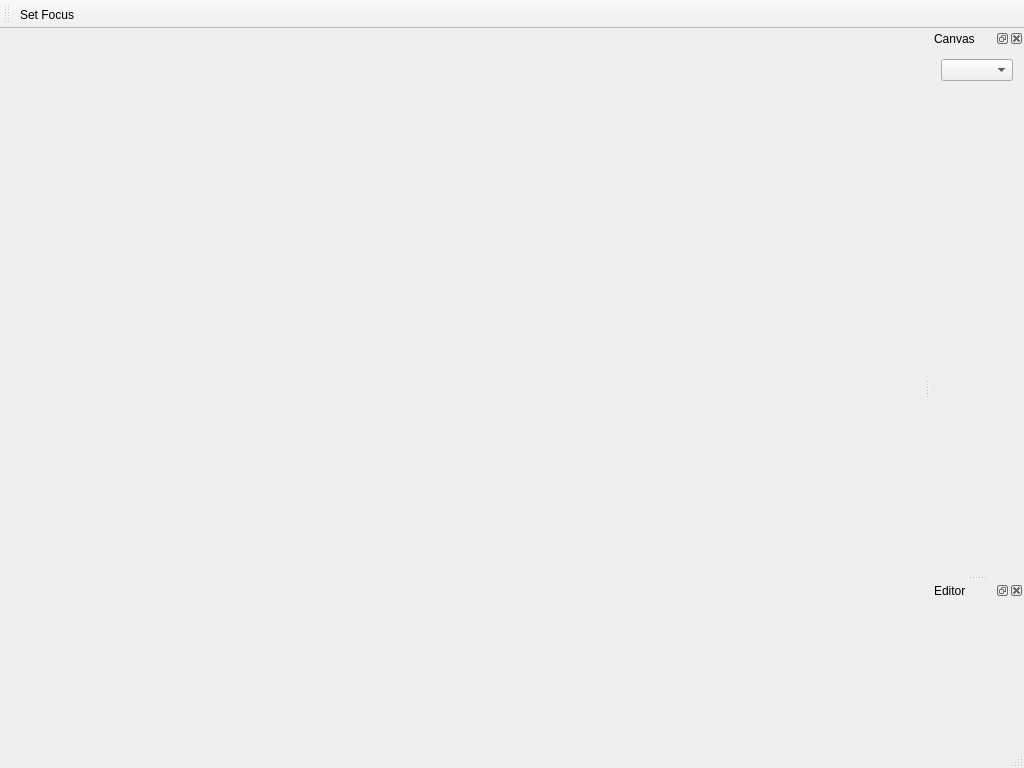
Above: mainwindow.ui from vos/planetattack before the change. Below: the same form after it.
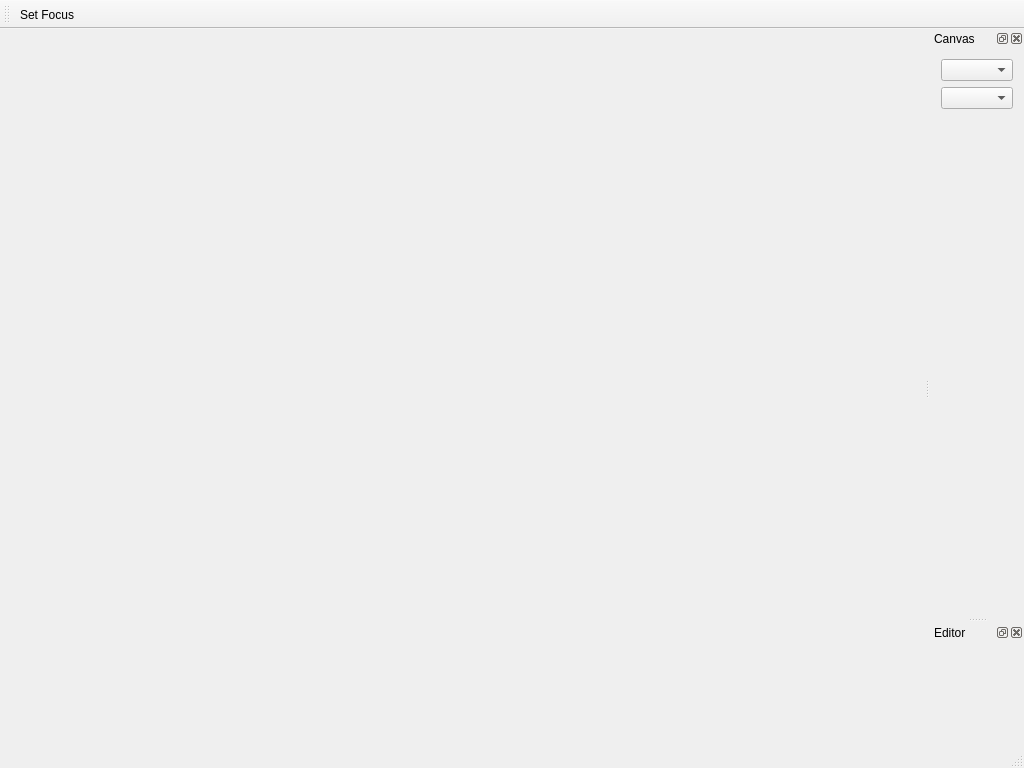
That is the form after the change.

Commit message: dynamic player AI switcher (property editor)

The edit to the form file:
```diff
--- a/mainwindow.ui
+++ b/mainwindow.ui
@@ -46,6 +46,9 @@
      <item row="0" column="0">
       <widget class="QComboBox" name="modeComboBox"/>
      </item>
+     <item row="1" column="0">
+      <widget class="QComboBox" name="playerComboBox"/>
+     </item>
     </layout>
    </widget>
   </widget>
```
The commit also changes 13 other files.
